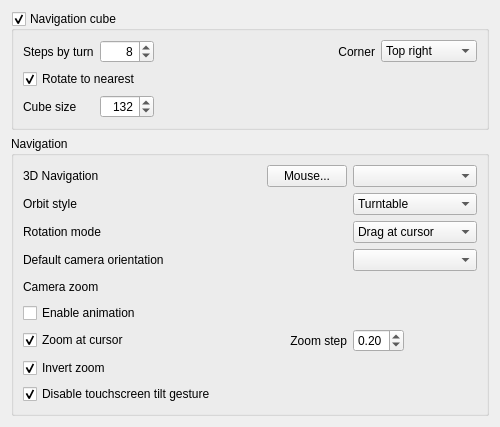
Before: the Qt Designer form src/Gui/DlgSettingsNavigation.ui in southseact-3d/fcd, drawn with Qt 5.
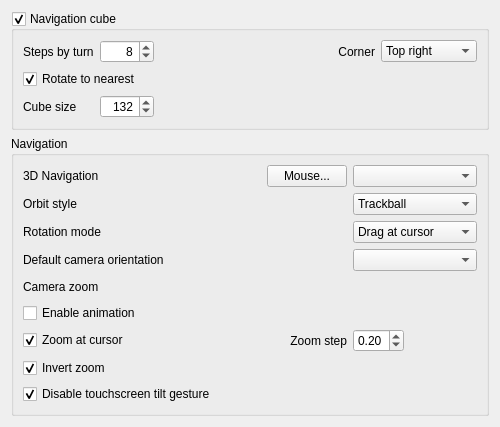
After: the same form once the commit is applied. Custom widgets are drawn as their Qt base class.

Commit message: [skip ci] [Gui] change default navigation orbit style back to trackball

Patch:
```diff
--- a/src/Gui/DlgSettingsNavigation.ui
+++ b/src/Gui/DlgSettingsNavigation.ui
@@ -283,7 +283,7 @@
 Free Turntable: the part will be rotated around the z-axis.</string>
         </property>
         <property name="currentIndex">
-         <number>0</number>
+         <number>1</number>
         </property>
         <item>
          <property name="text">
```
